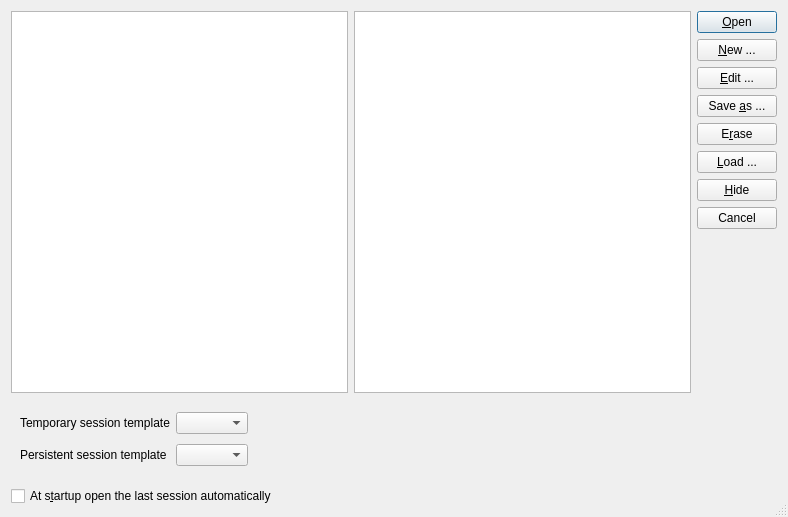
The window that mp3diags/src/Sessions.ui (frispete/mp3diags) describes before a commit, drawn with Qt 5.
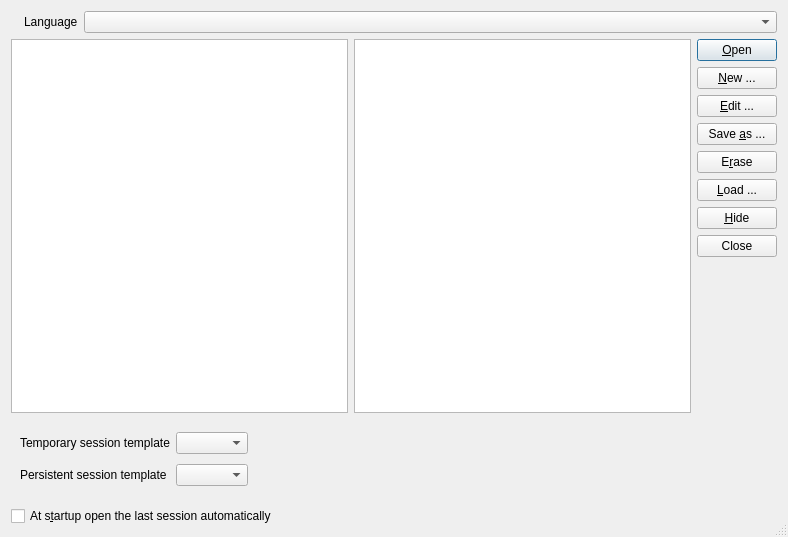
The same window after the commit. Icons and pictures are not drawn.

Diff of the .ui file:
```diff
--- a/mp3diags/src/Sessions.ui
+++ b/mp3diags/src/Sessions.ui
@@ -7,7 +7,7 @@
     <x>0</x>
     <y>0</y>
     <width>788</width>
-    <height>517</height>
+    <height>537</height>
    </rect>
   </property>
   <property name="windowTitle">
@@ -17,6 +17,51 @@
    <bool>true</bool>
   </property>
   <layout class="QVBoxLayout">
+   <item>
+    <widget class="QWidget" name="widget_5" native="true">
+     <layout class="QHBoxLayout" name="horizontalLayout">
+      <property name="margin">
+       <number>0</number>
+      </property>
+      <item>
+       <widget class="QLabel" name="m_pFlagIconL">
+        <property name="maximumSize">
+         <size>
+          <width>75</width>
+          <height>45</height>
+         </size>
+        </property>
+        <property name="text">
+         <string/>
+        </property>
+        <property name="pixmap">
+         <pixmap resource="Mp3Diags.qrc">:/images/preferences-desktop-locale.svg</pixmap>
+        </property>
+        <property name="scaledContents">
+         <bool>true</bool>
+        </property>
+       </widget>
+      </item>
+      <item>
+       <widget class="QLabel" name="label_40">
+        <property name="text">
+         <string>Language</string>
+        </property>
+       </widget>
+      </item>
+      <item>
+       <widget class="QComboBox" name="m_pTranslationCbB">
+        <property name="sizePolicy">
+         <sizepolicy hsizetype="MinimumExpanding" vsizetype="Fixed">
+          <horstretch>0</horstretch>
+          <verstretch>0</verstretch>
+         </sizepolicy>
+        </property>
+       </widget>
+      </item>
+     </layout>
+    </widget>
+   </item>
    <item>
     <layout class="QHBoxLayout">
      <item>
@@ -108,7 +153,7 @@
         <item>
          <widget class="QPushButton" name="m_pCancelB">
           <property name="text">
-           <string>Cancel</string>
+           <string>Close</string>
           </property>
          </widget>
         </item>
```
Left out of the diff: 8 changed lines with no effect on the pictures.
